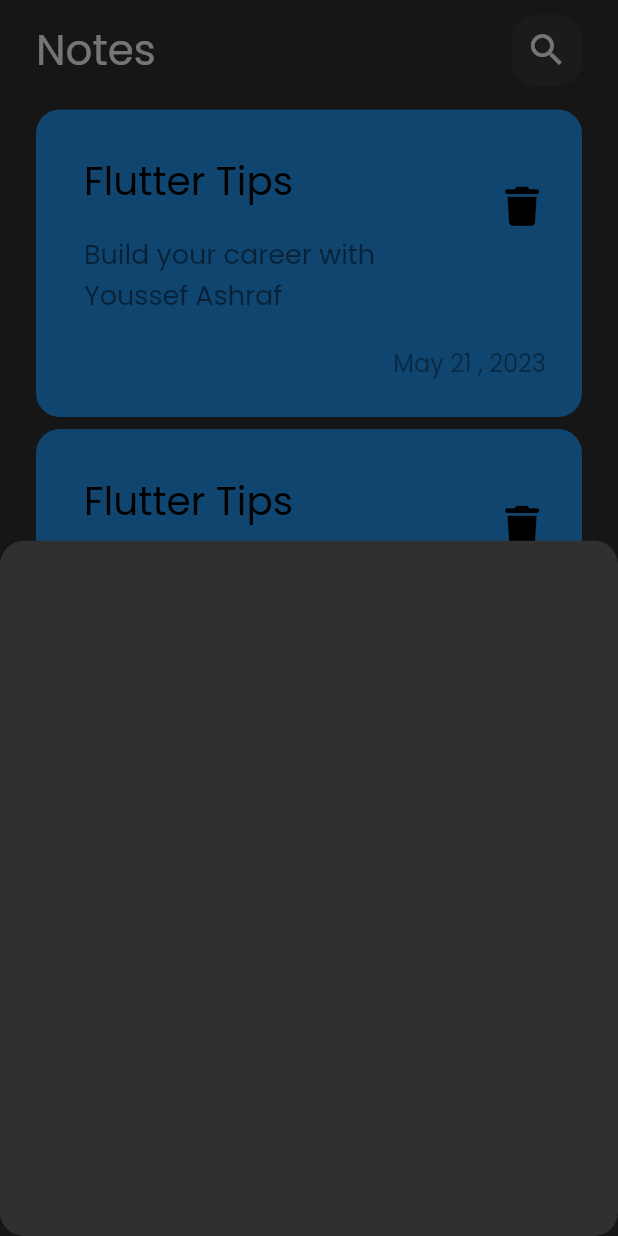
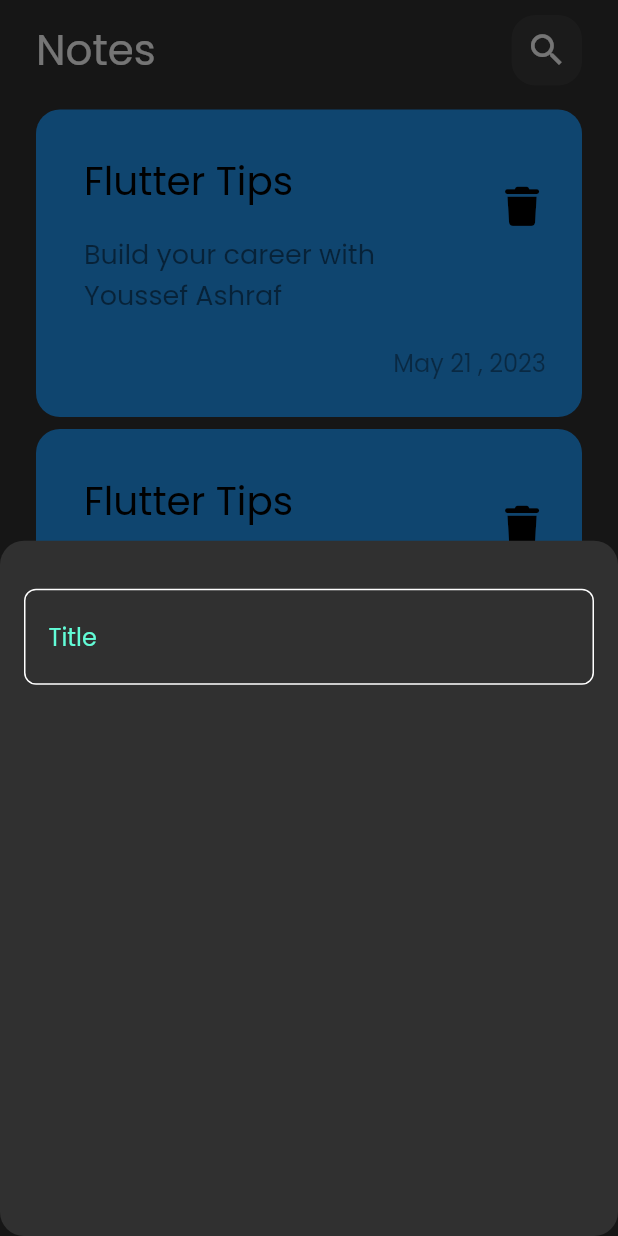
Before and after one commit to eljohnnyy/Note, a Flutter app: the screen it shows after launch, after a tap on the "add" icon, on a phone screen of 412 x 824 dp. Run offline on Flutter 3.47's test engine with Material 2 defaults, Android fonts, the phone set to English and light mode, and no system bars; our stand-ins replace font_awesome_flutter.

Commit message:
create const file and customtextfield

```diff
--- /dev/null
+++ b/lib/widget/const.dart
@@ -0,0 +1,3 @@
+import 'package:flutter/material.dart';
+
+const kprimarycolor= Color(0xff62FCD7);
--- /dev/null
+++ b/lib/widget/customtextfield.dart
@@ -0,0 +1,35 @@
+import 'package:flutter/material.dart';
+import 'package:note/widget/const.dart';
+
+class CustomTextField extends StatelessWidget {
+  const CustomTextField({super.key});
+
+  @override
+  Widget build(BuildContext context) {
+    return   TextField(
+
+      cursorColor: kprimarycolor,
+decoration: InputDecoration(
+hintText: ' Title',
+hintStyle: const TextStyle(color: kprimarycolor),
+border: buildborder(),
+enabledBorder: buildborder(),
+focusedBorder: buildborder(kprimarycolor)
+
+),
+
+
+
+    );
+  }
+
+  OutlineInputBorder buildborder([color]) {
+    return OutlineInputBorder(
+
+borderRadius: BorderRadius.circular(8),
+borderSide: BorderSide(
+  color:color?? Colors.white,
+)
+);
+  }
+}
--- a/lib/widget/show_button_sheet.dart
+++ b/lib/widget/show_button_sheet.dart
@@ -1,10 +1,17 @@
 import 'package:flutter/cupertino.dart';
+import 'package:note/widget/customtextfield.dart';
 
 class AddNoteShowButton extends StatelessWidget {
   const AddNoteShowButton({super.key});
 
   @override
   Widget build(BuildContext context) {
-    return Container();
+    return const Padding(
+      padding:  EdgeInsets.symmetric(horizontal: 16),
+      child:  Column(children: [
+        SizedBox(height: 32,),
+    CustomTextField(),
+      ],),
+    );
   }
 }
```
